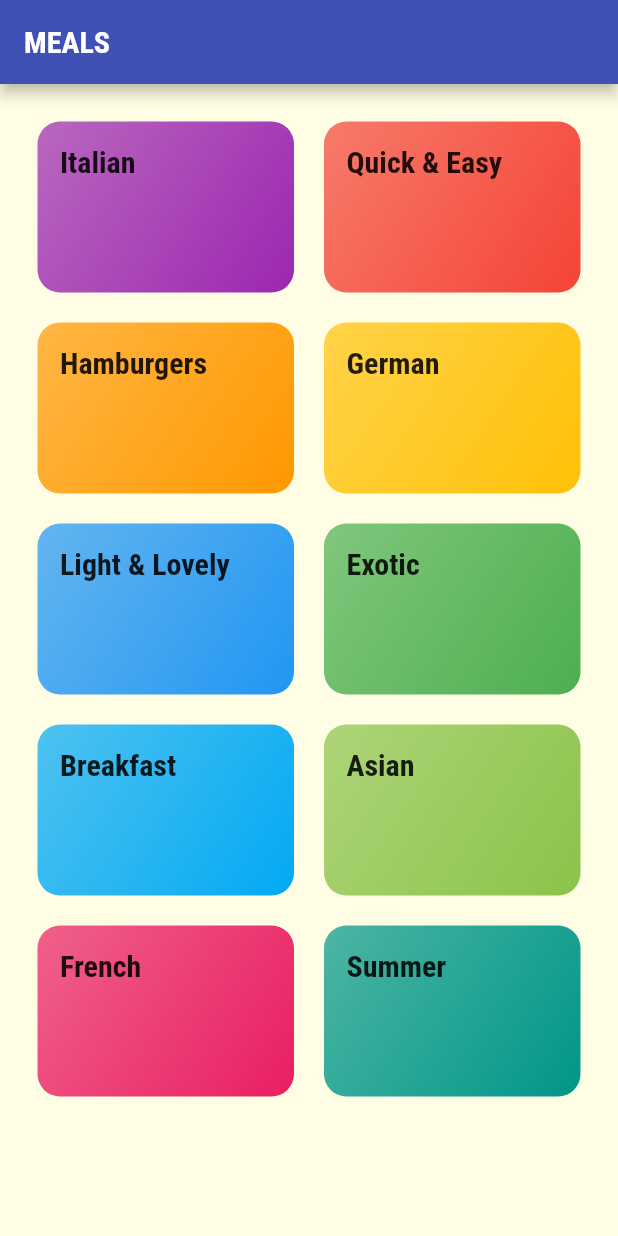
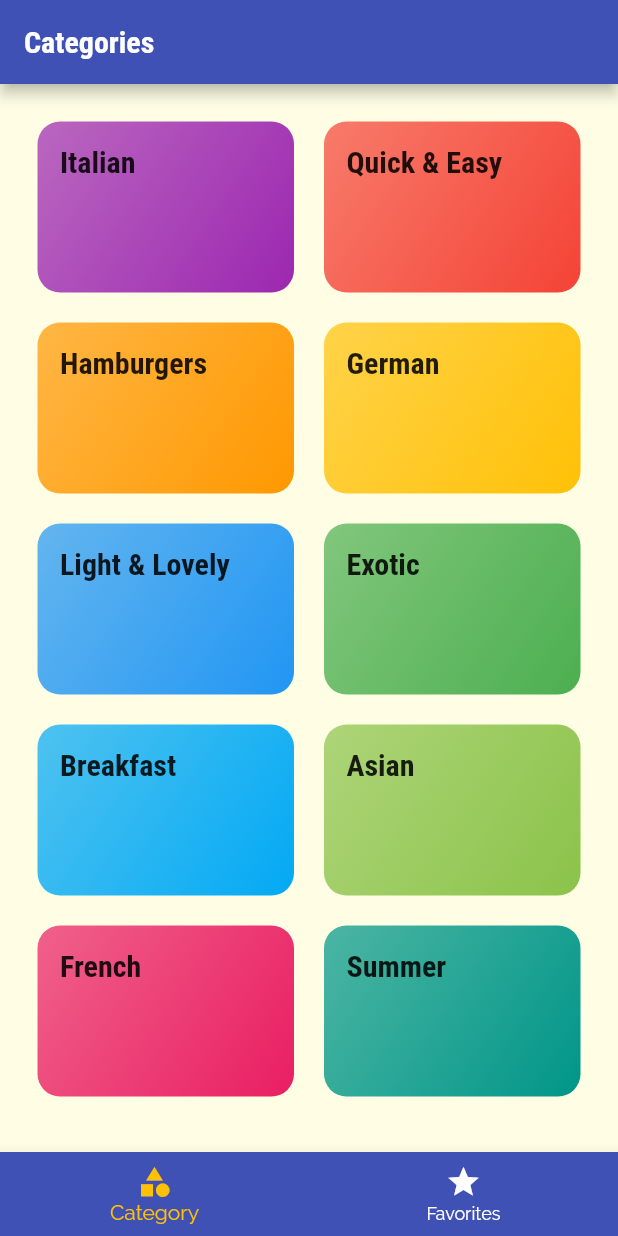
Before and after one commit to josuearroliga/RestaurantApp, a Flutter app: the screen it shows after launch, on a phone screen of 412 x 824 dp. Run offline on Flutter 3.47's test engine with Material 2 defaults, Android fonts, the phone set to English and light mode, and no system bars; missing offline and left inert: dart:ffi.

Commit message:
22422 Ending todays session with details screen created and bottom navigation bar added

```diff
--- a/lib/main.dart
+++ b/lib/main.dart
@@ -1,4 +1,6 @@
 import 'package:flutter/material.dart';
+
+import './screens/tabs_screen.dart';
 import './screens/category_meals_screen.dart';
 import './screens/meal_detail_screen.dart';
 
@@ -27,11 +29,21 @@ class MyApp extends StatelessWidget {
                   fontSize: 20,
                   fontFamily: 'RobotoCondensed',
                   fontWeight: FontWeight.bold))),
-      home: CategoriesScreen(),
+      home: TabsScreen(),
       routes: {
         CategoryMealsScreen.routeName: (ctx) => CategoryMealsScreen(),
         MealDetailScreen.routeName: (ctx) => MealDetailScreen(),
       },
+
+      //Generating a different form to call pages.
+      //Works if we use named routes.
+      //This will work as support in case we try to access a route that is
+      //declared on the routes above.
+      /*    onGenerateRoute: (settings) {
+        /* return MaterialPageRoute(
+          builder: (ctx) => CategoriesScreen(),
+        ); */
+      }, */
       //Adding unknown route in order to make sure the user always
       //see a screen even if this screen does not exist, 404 page.
       onUnknownRoute: (settings) {
--- a/lib/screens/categories_screen.dart
+++ b/lib/screens/categories_screen.dart
@@ -7,13 +7,7 @@ import '../widgets/category_item.dart';
 class CategoriesScreen extends StatelessWidget {
   @override
   Widget build(BuildContext context) {
-    return Scaffold(
-      appBar: AppBar(
-        title: Text('MEALS'),
-        // titleTextStyle: Theme.of(context).textTheme.bodyText1,
-        // titleTextStyle: Theme.of(context).textTheme.headline6,
-      ),
-      body: GridView(
+    return GridView(
       padding: EdgeInsets.all(25),
       children: DUMMY_CATEGORIES
           .map((catData) =>
@@ -24,7 +18,6 @@ class CategoriesScreen extends StatelessWidget {
           childAspectRatio: 3 / 2,
           crossAxisSpacing: 20,
           mainAxisSpacing: 20),
-      ),
     );
   }
 }
--- /dev/null
+++ b/lib/screens/tabs_screen.dart
@@ -0,0 +1,81 @@
+import 'package:flutter/material.dart';
+
+import './categories_screen.dart';
+import './favorites_screen.dart';
+
+class TabsScreen extends StatefulWidget {
+  @override
+  _TabsScreenState createState() => _TabsScreenState();
+}
+
+class _TabsScreenState extends State<TabsScreen> {
+  //Creates the list of pages that wants to load.
+  //We change this for a map to have the ability to also change the title.
+  final List<Map<String, Object>> _pages = [
+    {
+      'page': CategoriesScreen(),
+      'title': 'Categories',
+    },
+    {
+      'page': FavoritesScreen(),
+      'title': 'Your Favorites',
+    },
+  ];
+
+//Creates a variable to save the index of the page that wants to show
+//the onTap method in the bottomMenuBar passes the index for the icons
+//pressed automatically!!
+  int _selectedPageIndex = 0;
+
+//We receive the index that onTap is sending and we assign it to the variable.
+//
+  void _selectPage(int index) {
+    setState(() {
+      _selectedPageIndex = index;
+    });
+  }
+
+  @override
+  Widget build(BuildContext context) {
+    return Scaffold(
+      appBar: AppBar(
+        //We will now use the data in the Map to dinamically change the title.
+        title: Text(_pages[_selectedPageIndex]['title']),
+      ),
+      //We now reference our list and pass the index, in this case, hte one
+      //that onTap sent to the method after the user clicked the button.
+      //We now make the reference to the List of Maps we just created.
+      body: _pages[_selectedPageIndex]['page'],
+      bottomNavigationBar: BottomNavigationBar(
+        backgroundColor: Theme.of(context).primaryColor,
+        unselectedItemColor: Colors.white,
+        selectedItemColor: Theme.of(context).accentColor,
+        //Addign this to have the ability to tell the bar which item is
+        //currently selected, this way they can highlight dinamically.
+        currentIndex: _selectedPageIndex,
+        //If we use this we need to theme each icon manually for the
+        //background.
+        type: BottomNavigationBarType.fixed,
+        //Sends the index to the method and now we know which page we want to
+        //load up next.
+        onTap: _selectPage,
+        items: [
+          BottomNavigationBarItem(
+            backgroundColor: Theme.of(context).primaryColor,
+            icon: Icon(
+              Icons.category,
+            ),
+            label: 'Category',
+          ),
+          BottomNavigationBarItem(
+            backgroundColor: Theme.of(context).primaryColor,
+            icon: Icon(
+              Icons.star,
+            ),
+            label: 'Favorites',
+          ),
+        ],
+      ),
+    );
+  }
+}
```
Also changed, not shown: lib/screens/favorites_screen.dart (added, +10 -0 lines), lib/screens/meal_detail_screen.dart (+86 -9 lines). Lines whose indentation alone changed are shown as unchanged.
